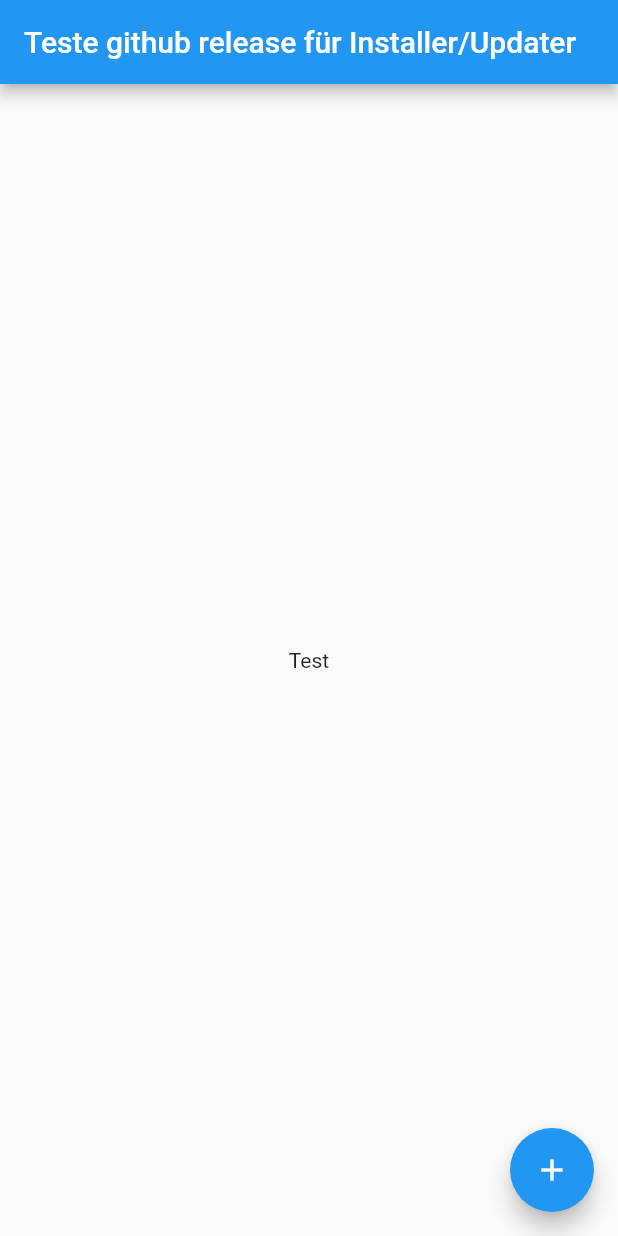
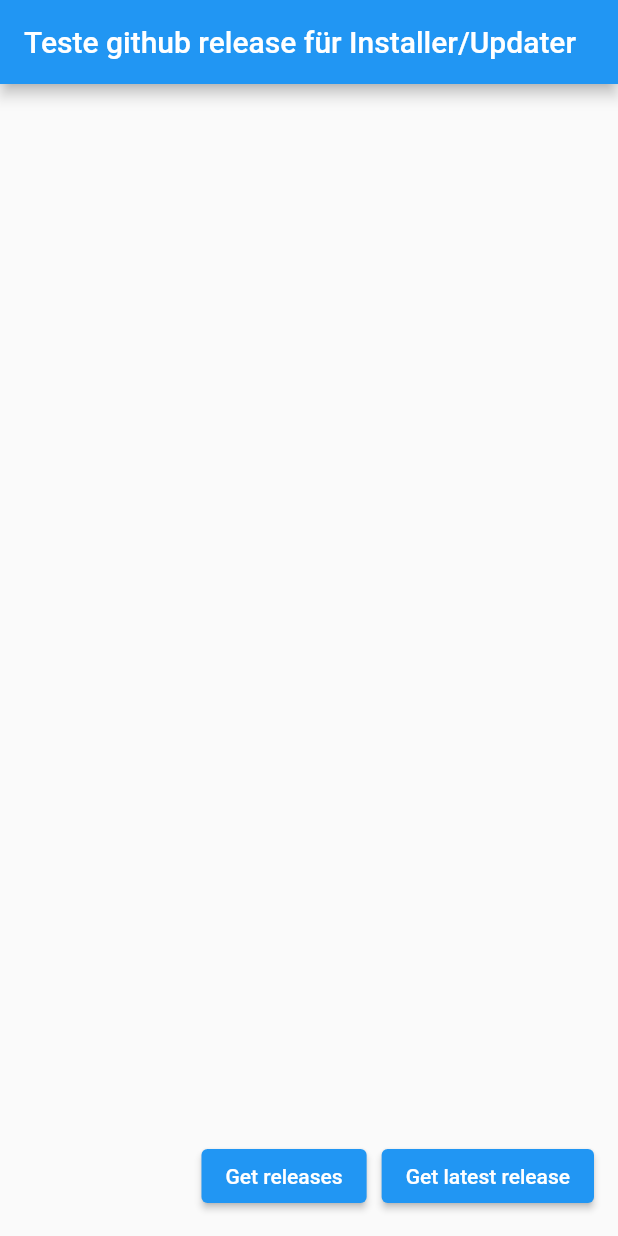
Before and after one commit to AMuellerAtAHS/flutter_install_update_web, a Flutter app: the screen it shows after launch, on a phone screen of 412 x 824 dp. Run offline on Flutter 3.47's test engine with Material 2 defaults, Android fonts, the phone set to English and light mode, and no system bars.

Commit message:
Update main.dart

```diff
--- a/lib/main.dart
+++ b/lib/main.dart
@@ -33,16 +33,33 @@
 }
 
 class _MyHomePageState extends State<MyHomePage> {
+  List<String> releases = [];
+  String? latestRelease;
+  String currentRelease = "v0.0.2-alpha";
+
   @override
   Widget build(BuildContext context) {
     return Scaffold(
       appBar: AppBar(
         title: Text(widget.title),
       ),
-      body: const Center(
-        child: Text("Test"),
+      body: ListView.builder(
+        itemCount: releases.length,
+        itemBuilder: (context, index) => ListTile(
+          leading: latestRelease != null &&
+                  latestRelease != currentRelease &&
+                  latestRelease == releases[index]
+              ? Icon(Icons.system_update_alt)
+              : SizedBox(),
+          title: Text(
+            "${releases[index]}${releases[index] == currentRelease ? " - Installed" : ""}",
           ),
-      floatingActionButton: FloatingActionButton(
+        ),
+      ),
+      floatingActionButton: Row(
+        mainAxisAlignment: MainAxisAlignment.end,
+        children: [
+          ElevatedButton(
             onPressed: () async {
               final headers = {"Accept": "application/vnd.github+json"};
               final uri = Uri.https(
@@ -58,17 +75,55 @@
                   if (res.body.isNotEmpty) {
                     final data = jsonDecode(res.body);
                     print(data);
-                for (var item in data) {
-                  print(item["name"]);
+                    setState(() {
+                      releases =
+                          List.from((data as List).map((e) => e["name"]));
+                    });
+                    for (var item in releases) {
+                      print(item);
                     }
+                    setState(() {
+                      latestRelease = releases.first;
+                    });
                   }
                 }
               } catch (e) {
                 print(e);
               }
             },
-        tooltip: 'Get Releases',
-        child: const Icon(Icons.add),
+            child: Text("Get releases"),
+          ),
+          SizedBox(
+            width: 10,
+          ),
+          ElevatedButton(
+            onPressed: () async {
+              final headers = {"Accept": "application/vnd.github+json"};
+              final uri = Uri.https(
+                "api.github.com",
+                "/repos/amuelleratahs/flutter_install_update_web/releases/latest",
+              );
+
+              try {
+                final res = await http.get(uri, headers: headers);
+                print(res.statusCode);
+                print(res.body);
+                if (res.statusCode == 200) {
+                  if (res.body.isNotEmpty) {
+                    final data = jsonDecode(res.body);
+                    print(data);
+                    setState(() {
+                      latestRelease = data["name"];
+                    });
+                  }
+                }
+              } catch (e) {
+                print(e);
+              }
+            },
+            child: Text("Get latest release"),
+          ),
+        ],
       ),
     );
   }
```
Lines whose indentation alone changed are shown as unchanged.
